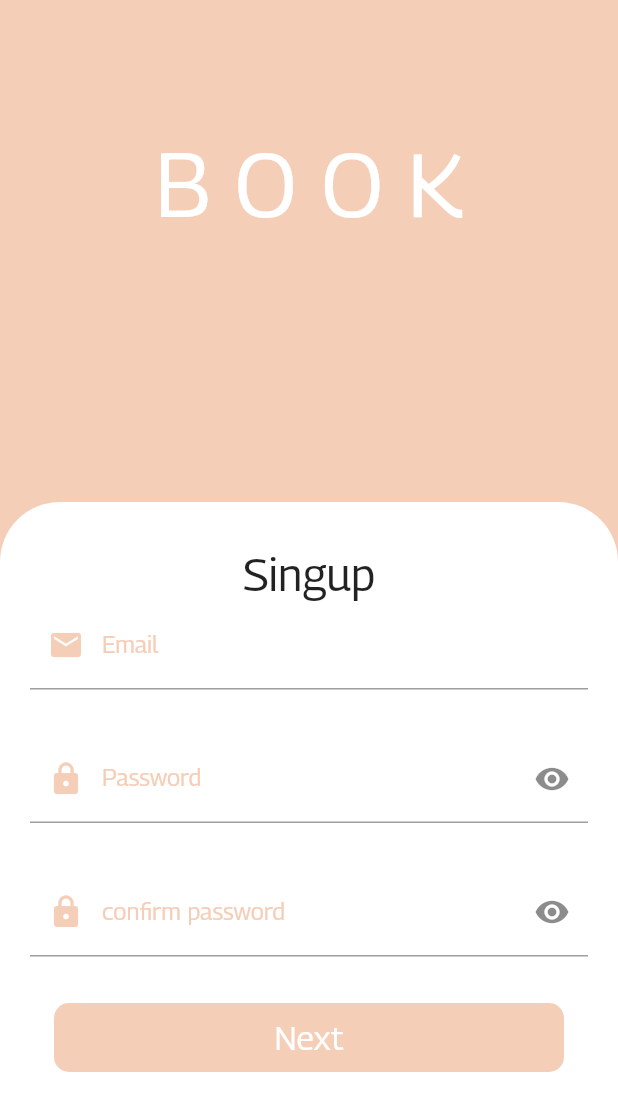
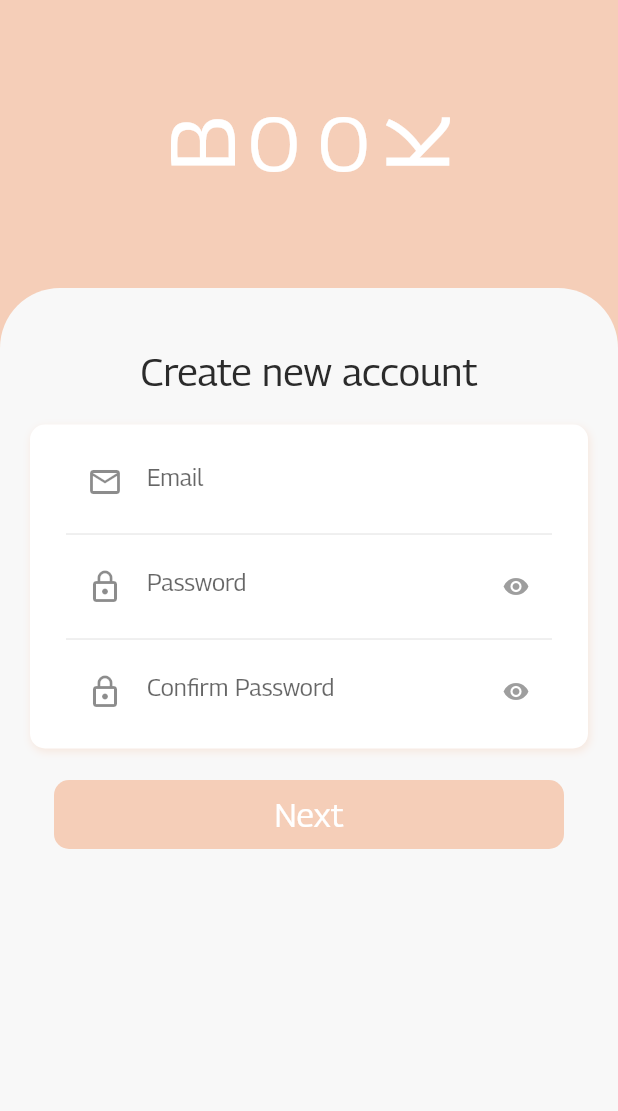
Before and after one commit to hassan-thabet/books_app, a Flutter app: the screen it shows after launch, after a tap on "Signup", on a phone screen of 412 x 824 dp. Shown: the top 1111 px of the screen. Run offline on Flutter 3.47's test engine with Material 2 defaults, Android fonts, the phone set to English and light mode, and no system bars; our stand-ins replace bloc, flutter_bloc, flutter_svg; network calls fail.

Commit message:
button component

```diff
--- a/lib/components/button_start.dart
+++ /dev/null
@@ -1,30 +0,0 @@
-import 'package:content/constants/app_colors.dart';
-import 'package:flutter/material.dart';
-import 'package:flutter/widgets.dart';
-//بص يسطا انا بصراحة معرف اي دي بس البروبلم ما رحتش غير كدا
-
-// ignore: non_constant_identifier_names
-Widget ButtonStart(
-    {
-      // ignore: non_constant_identifier_names
-      Function = Function,
-      // ignore: non_constant_identifier_names
-      String TextButton = '',
-      Color color = APP_MAIN_COLOR,
-      Color textcolor = Colors.white}) =>
-    MaterialButton(
-      onPressed: Function,
-      child: Container(
-        width: double.infinity,
-        decoration: BoxDecoration(
-            borderRadius: BorderRadius.circular(10), color: color),
-        child: Center(
-            child: Padding(
-              padding: const EdgeInsets.all(10),
-              child: Text(
-                TextButton,
-                style: TextStyle(fontSize: 22, color: textcolor),
-              ),
-            )),
-      ),
-    );
--- /dev/null
+++ b/lib/components/normal_button.dart
@@ -0,0 +1,32 @@
+import 'package:content/constants/app_colors.dart';
+import 'package:flutter/material.dart';
+
+class NormalButton extends StatelessWidget {
+  final String label;
+  final VoidCallback onTap;
+
+  NormalButton({
+    required this.label,
+    required this.onTap,
+  });
+
+  @override
+  Widget build(BuildContext context) {
+    return MaterialButton(
+      onPressed: onTap,
+      child: Container(
+        width: double.infinity,
+        decoration: BoxDecoration(
+            borderRadius: BorderRadius.circular(10), color: APP_MAIN_COLOR),
+        child: Center(
+            child: Padding(
+          padding: const EdgeInsets.all(10),
+          child: Text(
+            label,
+            style: TextStyle(fontSize: 22, color: Colors.white),
+          ),
+        )),
+      ),
+    );
+  }
+}
--- a/lib/views/interests.dart
+++ b/lib/views/interests.dart
@@ -1,4 +1,4 @@
-import 'package:content/components/button_start.dart';
+import 'package:content/components/normal_button.dart';
 import 'package:content/constants/app_colors.dart';
 import 'package:content/views/home.dart';
 import 'package:flutter/material.dart';
@@ -101,14 +101,12 @@ class _InterestsState extends State<Interests> {
                 SizedBox(
                   height: 30,
                 ),
-                ButtonStart(
-                    color: Colors.white,
-                    textcolor: APP_MAIN_COLOR,
-                    TextButton: 'Finish',
-                    Function: () {
+                NormalButton(
+                    label: 'Finish',
+                    onTap: () {
                       Navigator.of(context).pushReplacement(
                           MaterialPageRoute(builder: (context) => Home()));
-                    })
+                    }),
               ],
             ),
           ),
--- a/lib/views/login.dart
+++ b/lib/views/login.dart
@@ -2,6 +2,7 @@ import 'package:content/bloc/login/login_bloc.dart';
 import 'package:content/bloc/login/login_states.dart';
 import 'package:content/components/logo.dart';
 import 'package:content/components/my_text_field.dart';
+import 'package:content/components/normal_button.dart';
 import 'package:content/constants/app_colors.dart';
 import 'package:content/views/home.dart';
 import 'package:content/views/singup.dart';
@@ -134,28 +135,14 @@ class Login extends StatelessWidget {
                             SizedBox(
                               height: 80,
                             ),
-                            MaterialButton(
-                              onPressed: () {
+                            NormalButton(
+                              label: 'Login',
+                              onTap: () {
                                 Navigator.push(
                                     context,
                                     MaterialPageRoute(
                                         builder: (context) => Home()));
                               },
-                              child: Container(
-                                width: double.infinity,
-                                decoration: BoxDecoration(
-                                    borderRadius: BorderRadius.circular(10),
-                                    color: APP_MAIN_COLOR),
-                                child: Center(
-                                    child: Padding(
-                                  padding: const EdgeInsets.all(10),
-                                  child: Text(
-                                    'Login',
-                                    style: TextStyle(
-                                        fontSize: 22, color: Colors.white),
-                                  ),
-                                )),
-                              ),
                             ),
                             SizedBox(
                               height: 10,
--- a/lib/views/name.dart
+++ b/lib/views/name.dart
@@ -1,4 +1,4 @@
-import 'package:content/components/button_start.dart';
+import 'package:content/components/normal_button.dart';
 import 'package:content/constants/app_colors.dart';
 import 'package:flutter/material.dart';
 import 'interests.dart';
@@ -63,9 +63,9 @@ class Name extends StatelessWidget {
                     SizedBox(
                       height: 20,
                     ),
-                    ButtonStart(
-                        TextButton: 'Naxt',
-                        Function: () {
+                    NormalButton(
+                        label: 'Next',
+                        onTap: () {
                           Navigator.push(
                               context,
                               MaterialPageRoute(
--- a/lib/views/singup.dart
+++ b/lib/views/singup.dart
@@ -1,4 +1,6 @@
-import 'package:content/components/button_start.dart';
+import 'package:content/components/normal_button.dart';
+import 'package:content/components/logo.dart';
+import 'package:content/components/my_text_field.dart';
 import 'package:content/constants/app_colors.dart';
 import 'package:flutter/material.dart';
 import 'package:flutter/widgets.dart';
@@ -11,7 +13,10 @@ class Singup extends StatefulWidget {
 }
 
 class _SingupState extends State<Singup> {
+  TextEditingController emailController = TextEditingController();
+  TextEditingController passwordController = TextEditingController();
   bool scurte = true;
+
   @override
   void initState() {
     super.initState();
@@ -21,23 +26,17 @@ class _SingupState extends State<Singup> {
   Widget build(BuildContext context) {
     return Scaffold(
       backgroundColor: APP_MAIN_COLOR,
-      body: Column(
+      body: SafeArea(
+        child: Column(
           crossAxisAlignment: CrossAxisAlignment.center,
           mainAxisAlignment: MainAxisAlignment.center,
           children: [
-          Expanded(
-            child: Center(
-              child: Text(
-                'B O O K',
-                style: TextStyle(
-                    fontSize: 60,
-                    color: Colors.white,
-                    fontWeight: FontWeight.w500),
+            SizedBox(
+              height: 60,
             ),
-            ),
-          ),
+            Logo(),
             SizedBox(
-            height: 90,
+              height: 60,
             ),
             Expanded(
               flex: 2,
@@ -46,86 +45,104 @@ class _SingupState extends State<Singup> {
                     borderRadius: BorderRadius.only(
                         topLeft: Radius.circular(40),
                         topRight: Radius.circular(40)),
-                  color: Colors.white),
+                    color: BACKGROUND_COLOR),
                 child: Padding(
                   padding: const EdgeInsets.all(20.0),
                   child: SingleChildScrollView(
                     child: Column(
                       children: [
                         SizedBox(
-                        height: 10,
+                          height: 20,
                         ),
                         Text(
-                        'Singup',
-                        style: TextStyle(fontSize: 30),
-                      ),
-                      TextFormField(
-                        keyboardType: TextInputType.emailAddress,
-                        decoration: InputDecoration(
-                            hintText: 'Email Address',
-                            labelText: 'Email',
-                            labelStyle: TextStyle(color: APP_MAIN_COLOR),
-                            prefixIcon: Icon(
-                              Icons.email,
-                              color: APP_MAIN_COLOR,
-                            )),
+                          'Create new account',
+                          style: TextStyle(fontSize: 26, color: DARK_TEXT),
                         ),
                         SizedBox(
-                        height: 30,
+                          height: 20,
                         ),
-                      TextFormField(
-                        keyboardType: TextInputType.visiblePassword,
-                        decoration: InputDecoration(
-                          hintText: 'Password',
-                          labelText: 'Password',
-                          labelStyle: TextStyle(color: APP_MAIN_COLOR),
-                          prefixIcon: Icon(Icons.lock, color: APP_MAIN_COLOR),
-                          suffixIcon: IconButton(
-                              onPressed: () {
+                        Container(
+                          padding:
+                              EdgeInsets.symmetric(vertical: 4, horizontal: 24),
+                          width: double.infinity,
+                          decoration: BoxDecoration(
+                            color: Colors.white,
+                            borderRadius: BorderRadius.circular(10),
+                            boxShadow: [
+                              BoxShadow(
+                                color: APP_MAIN_COLOR.withAlpha(100),
+                                blurRadius: 4,
+                                offset: Offset(1, 2),
+                              )
+                            ],
+                          ),
+                          child: Column(
+                            children: [
+                              Container(
+                                padding: EdgeInsets.symmetric(
+                                    horizontal: 14, vertical: 10),
+                                child: MyTextField(
+                                    hint: "Email",
+                                    iconData: Icons.email_outlined,
+                                    controller: emailController,
+                                    isSecure: false),
+                              ),
+                              Divider(
+                                height: 2,
+                              ),
+                              Container(
+                                padding: EdgeInsets.only(
+                                    top: 10, left: 14, bottom: 10, right: 0),
+                                child: MyTextField(
+                                  hint: "Password",
+                                  iconData: Icons.lock_outline,
+                                  controller: passwordController,
+                                  isSecure: scurte,
+                                  visibilityOnTap: () {
                                     setState(() {
                                       scurte = !scurte;
                                     });
                                   },
-                              icon: (scurte == true)
-                                  ? Icon(Icons.visibility)
-                                  : Icon(Icons.visibility_off)),
+                                  suffixIconData: (scurte == true)
+                                      ? Icons.visibility
+                                      : Icons.visibility_off,
                                 ),
-                        obscureText: scurte,
                               ),
-                      SizedBox(
-                        height: 30,
+                              Divider(
+                                height: 2,
                               ),
-                      TextFormField(
-                        keyboardType: TextInputType.visiblePassword,
-                        decoration: InputDecoration(
-                          hintText: 'confirm password',
-                          labelText: 'confirm password',
-                          labelStyle: TextStyle(color: APP_MAIN_COLOR),
-                          prefixIcon: Icon(Icons.lock, color: APP_MAIN_COLOR),
-                          suffixIcon: IconButton(
-                              onPressed: () {
+                              Container(
+                                padding: EdgeInsets.only(
+                                    top: 10, left: 14, bottom: 10, right: 0),
+                                child: MyTextField(
+                                  hint: "Confirm Password",
+                                  iconData: Icons.lock_outline,
+                                  controller: passwordController,
+                                  isSecure: scurte,
+                                  visibilityOnTap: () {
                                     setState(() {
                                       scurte = !scurte;
                                     });
                                   },
-                              icon: (scurte == true)
-                                  ? Icon(Icons.visibility)
-                                  : Icon(Icons.visibility_off)),
+                                  suffixIconData: (scurte == true)
+                                      ? Icons.visibility
+                                      : Icons.visibility_off,
                                 ),
-                        obscureText: scurte,
+                              ),
+                            ],
+                          ),
                         ),
                         SizedBox(
-                        height: 30,
+                          height: 20,
                         ),
-                      //عملت يسطا الكمبونت للبوتن بس بص  علي لو عايز برضك تصيف حاجة
-                      ButtonStart(
-                          Function: () {
+                        NormalButton(
+                            label: 'Next',
+                            onTap: () {
                               Navigator.push(
                                   context,
                                   MaterialPageRoute(
                                       builder: (context) => Name()));
-                          },
-                          TextButton: 'Next')
+                            }),
                       ],
                     ),
                   ),
@@ -134,6 +151,7 @@ class _SingupState extends State<Singup> {
             ),
           ],
         ),
+      ),
     );
   }
 }
```
Lines whose indentation alone changed are shown as unchanged.
